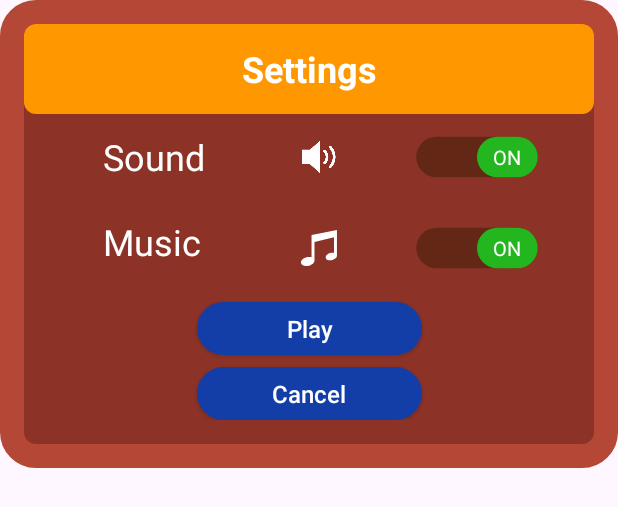
After one commit to JavohirOromov/BlockShuffle15, an Android app: the layout dialog_settings.xml on its own in the app's theme, with its tools: preview values and no code run, on a phone screen of 412 x 824 dp. The commit adds this screen. Shown: the top 507 px of the screen. Run offline under Robolectric (Android 15) with nearby library versions, the phone set to English and light mode, and no system bars.

```diff
--- /dev/null
+++ b/app/src/main/res/color/switch_thumb_color.xml
@@ -0,0 +1,5 @@
+<?xml version="1.0" encoding="utf-8"?>
+<selector xmlns:android="http://schemas.android.com/apk/res/android">
+    <item android:color="#24B61E" android:state_checked="true"/>
+    <item android:color="#C77B4D" android:state_checked="false"/>
+</selector>
--- /dev/null
+++ b/app/src/main/res/drawable/bg_1.xml
@@ -0,0 +1,6 @@
+<?xml version="1.0" encoding="utf-8"?>
+<shape xmlns:android="http://schemas.android.com/apk/res/android">
+    <solid android:color="#8D3226"/>
+    <corners android:radius="16dp"/>
+    <stroke android:color="#B44735" android:width="16dp"/>
+</shape>
--- /dev/null
+++ b/app/src/main/res/drawable/bg_2.xml
@@ -0,0 +1,9 @@
+<?xml version="1.0" encoding="utf-8"?>
+<shape xmlns:android="http://schemas.android.com/apk/res/android">
+    <solid android:color="#FF9800"/>
+    <corners android:bottomRightRadius="8dp"
+        android:bottomLeftRadius="8dp"
+        android:topLeftRadius="8dp"
+        android:topRightRadius="8dp"
+        />
+</shape>
--- /dev/null
+++ b/app/src/main/res/drawable/bg_3.xml
@@ -0,0 +1,17 @@
+<?xml version="1.0" encoding="utf-8"?>
+<selector xmlns:android="http://schemas.android.com/apk/res/android">
+    <item android:state_pressed="true">
+        <shape>
+            <solid android:color="#133EA8"/>
+            <corners android:radius="23dp"/>
+            <stroke android:color="#FFFFFF" android:width="1dp"/>
+        </shape>
+    </item>
+    <item android:state_pressed="false">
+        <shape>
+            <solid android:color="#133EA8"/>
+            <corners android:radius="23dp"/>
+            <stroke android:color="#133EA8" android:width="1dp"/>
+        </shape>
+    </item>
+</selector>
--- /dev/null
+++ b/app/src/main/res/drawable/custom_switch_thumb.xml
@@ -0,0 +1,5 @@
+<?xml version="1.0" encoding="utf-8"?>
+<shape xmlns:android="http://schemas.android.com/apk/res/android">
+    <size android:width="30dp" android:height="20dp"/>
+    <corners android:radius="20dp"/>
+</shape>
--- /dev/null
+++ b/app/src/main/res/drawable/custom_switch_track.xml
@@ -0,0 +1,5 @@
+<?xml version="1.0" encoding="utf-8"?>
+<shape xmlns:android="http://schemas.android.com/apk/res/android">
+    <size android:width="60dp" android:height="20dp"/>
+        <corners android:radius="20dp"/>
+</shape>
--- /dev/null
+++ b/app/src/main/res/drawable/music_on.xml
@@ -0,0 +1,10 @@
+<vector xmlns:android="http://schemas.android.com/apk/res/android"
+    android:width="104.23dp"
+    android:height="122.88dp"
+    android:viewportWidth="104.23"
+    android:viewportHeight="122.88">
+  <path
+      android:fillColor="#FF000000"
+      android:pathData="M87.9,78.04c2.74,-0.48 5.33,-0.4 7.6,0.13V24.82L39.05,41.03v61.95c0.03,0.34 0.05,0.69 0.05,1.03c0,0 0,0.01 0,0.01c0,8.34 -8.75,16.62 -19.55,18.49C8.76,124.37 0,119.12 0,110.77c0,-8.34 8.76,-16.62 19.55,-18.48c4.06,-0.7 7.84,-0.39 10.97,0.71l0,-76.26h0.47L104.04,0v85.92c0.13,0.63 0.2,1.27 0.2,1.91c0,0 0,0 0,0.01c0,6.97 -7.32,13.89 -16.33,15.44c-9.02,1.56 -16.33,-2.83 -16.33,-9.8C71.57,86.51 78.88,79.59 87.9,78.04L87.9,78.04L87.9,78.04z"
+      android:fillType="evenOdd"/>
+</vector>
--- /dev/null
+++ b/app/src/main/res/layout/dialog_settings.xml
@@ -0,0 +1,151 @@
+<?xml version="1.0" encoding="utf-8"?>
+<androidx.constraintlayout.widget.ConstraintLayout xmlns:android="http://schemas.android.com/apk/res/android"
+    android:layout_width="match_parent"
+    android:layout_height="wrap_content"
+    xmlns:app="http://schemas.android.com/apk/res-auto"
+    android:paddingBottom="32dp"
+    android:background="@drawable/bg_1"
+    >
+
+
+    <TextView
+        android:id="@+id/text"
+        android:layout_width="match_parent"
+        android:layout_height="60dp"
+        android:gravity="center"
+        android:background="@drawable/bg_2"
+        android:text="Settings"
+        android:textSize="24sp"
+        android:textColor="@color/white"
+        android:textStyle="bold"
+        app:layout_constraintLeft_toLeftOf="parent"
+        app:layout_constraintRight_toRightOf="parent"
+        app:layout_constraintTop_toTopOf="parent"
+        android:layout_marginTop="16dp"
+        android:layout_marginHorizontal="16dp"
+        />
+
+    <TextView
+        android:id="@+id/text1"
+        android:layout_width="wrap_content"
+        android:layout_height="wrap_content"
+        android:text="Sound"
+        android:textSize="24sp"
+        android:textColor="@color/white"
+        app:layout_constraintTop_toBottomOf="@id/text"
+        app:layout_constraintLeft_toLeftOf="parent"
+        app:layout_constraintRight_toRightOf="parent"
+        app:layout_constraintHorizontal_bias="0.2"
+        android:layout_marginTop="12dp"
+        />
+
+    <ImageView
+        android:id="@+id/sound"
+        android:layout_width="24dp"
+        android:layout_height="24dp"
+        android:background="@drawable/sound_on"
+        android:backgroundTint="@color/white"
+        app:layout_constraintTop_toTopOf="@id/text1"
+        app:layout_constraintBottom_toBottomOf="@id/text1"
+        app:layout_constraintLeft_toRightOf="@id/text1"
+        app:layout_constraintRight_toLeftOf="@id/switchSound"
+        />
+
+   <androidx.appcompat.widget.SwitchCompat
+       android:id="@+id/switchSound"
+       android:layout_width="wrap_content"
+       android:layout_height="wrap_content"
+       android:checked="true"
+       app:thumbTint="@color/switch_thumb_color"
+       android:thumb="@drawable/custom_switch_thumb"
+       app:track="@drawable/custom_switch_track"
+       app:trackTint="#622815"
+       android:textOn="ON"
+       android:textOff="OFF"
+       app:showText="true"
+       android:scaleX="1.35"
+       android:scaleY="1.35"
+       app:layout_constraintTop_toTopOf="@id/sound"
+       app:layout_constraintLeft_toRightOf="@id/sound"
+       app:layout_constraintBottom_toBottomOf="@id/sound"
+       app:layout_constraintRight_toRightOf="parent"
+       app:layout_constraintHorizontal_bias="0.16"
+       app:switchTextAppearance="@style/SwitchTextStyle"
+       />
+
+    <TextView
+        android:id="@+id/text2"
+        android:layout_width="wrap_content"
+        android:layout_height="wrap_content"
+        android:text="Music"
+        android:textSize="24sp"
+        android:textColor="@color/white"
+        app:layout_constraintTop_toBottomOf="@id/text1"
+        app:layout_constraintLeft_toLeftOf="@id/text1"
+        android:layout_marginTop="24dp"
+        />
+
+    <ImageView
+        android:id="@+id/music"
+        android:layout_width="24dp"
+        android:layout_height="24dp"
+        android:background="@drawable/music_on"
+        android:backgroundTint="@color/white"
+        app:layout_constraintBottom_toBottomOf="@id/text2"
+        app:layout_constraintHorizontal_bias="0.51"
+        app:layout_constraintLeft_toRightOf="@id/text2"
+        app:layout_constraintRight_toLeftOf="@id/switchSound"
+        app:layout_constraintTop_toTopOf="@id/text2"
+        app:layout_constraintVertical_bias="1.0" />
+
+    <androidx.appcompat.widget.SwitchCompat
+        android:id="@+id/switchMusic"
+        android:layout_width="wrap_content"
+        android:layout_height="wrap_content"
+        android:checked="true"
+        android:scaleX="1.35"
+        android:scaleY="1.35"
+        android:textOff="OFF"
+        android:textOn="ON"
+        android:thumb="@drawable/custom_switch_thumb"
+        app:layout_constraintBottom_toBottomOf="@id/music"
+        app:layout_constraintLeft_toRightOf="@id/music"
+        app:layout_constraintRight_toRightOf="parent"
+        app:layout_constraintTop_toTopOf="@id/music"
+        app:showText="true"
+        app:switchTextAppearance="@style/SwitchTextStyle"
+        app:thumbTint="@color/switch_thumb_color"
+        app:track="@drawable/custom_switch_track"
+        app:trackTint="#622815" />
+
+    <androidx.appcompat.widget.AppCompatButton
+        android:id="@+id/play"
+        android:layout_width="150dp"
+        android:layout_height="35dp"
+        app:layout_constraintLeft_toLeftOf="parent"
+        app:layout_constraintRight_toRightOf="parent"
+        app:layout_constraintTop_toBottomOf="@id/music"
+        android:layout_marginVertical="24dp"
+        android:text="Play"
+        android:textColor="@color/white"
+        android:textAllCaps="false"
+        android:textSize="16sp"
+        android:background="@drawable/bg_3"
+        android:gravity="center"
+        />
+
+    <androidx.appcompat.widget.AppCompatButton
+        android:id="@+id/cancel"
+        android:layout_width="150dp"
+        android:layout_height="35dp"
+        app:layout_constraintLeft_toLeftOf="parent"
+        app:layout_constraintRight_toRightOf="parent"
+        app:layout_constraintTop_toBottomOf="@id/play"
+        android:layout_marginTop="8dp"
+        android:text="Cancel"
+        android:textAllCaps="false"
+        android:textColor="@color/white"
+        android:textSize="16sp"
+        android:background="@drawable/bg_3"
+        />
+</androidx.constraintlayout.widget.ConstraintLayout>
--- a/app/src/main/res/values/styles.xml
+++ b/app/src/main/res/values/styles.xml
@@ -12,4 +12,9 @@
     <item name="android:paddingBottom">8dp</item>
     <item name="android:paddingStart">4dp</item>
 </style>
+    <style name="SwitchTextStyle">
+        <item name="android:textColor">@color/white</item>
+        <item name="android:textSize">10sp</item>
+        <item name="fontFamily">@font/font1</item>
+    </style>
 </resources>
```
Also changed, not shown: app/src/main/java/com/example/blockshuffle15/dialogs/SettingsDialog.kt (added, +64 -0 lines), app/src/main/java/com/example/blockshuffle15/screens/GameFragment.kt (+78 -33 lines), app/src/main/res/drawable/music_of.xml (added, +9 -0 lines), app/src/main/res/layout/fragment_game.xml (+22 -0 lines), app/src/main/res/drawable/sound_of.png (added), app/src/main/res/drawable/sound_of_btn.png (added), app/src/main/res/drawable/sound_on.png (added), app/src/main/res/drawable/sound_on_btn.png (added), 2 other files.
